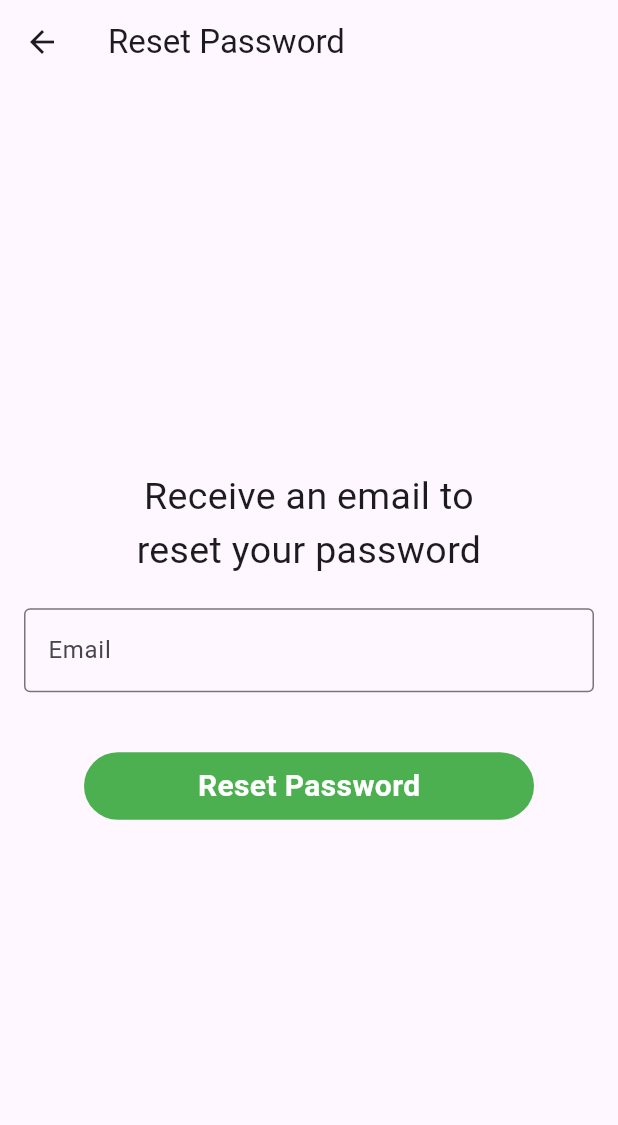
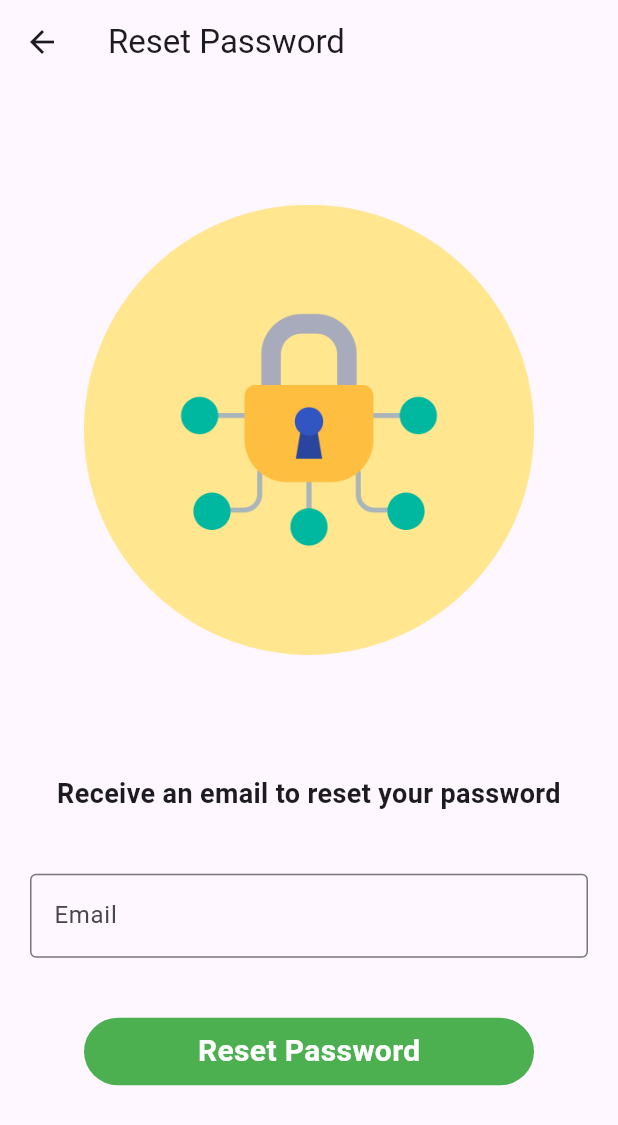
Before and after one commit to TechPyllars2024/AutoCareCarOwners, a Flutter app: the ForgotPasswordScreen screen opened directly, on a phone screen of 412 x 824 dp. Shown: the top 1125 px of the screen. Run offline on Flutter 3.47's test engine with Material 3 defaults, Android fonts, the phone set to English and light mode, and no system bars; our stand-ins replace cloud_firestore, firebase_auth, firebase_core, flutter_animate, google_sign_in, lottie; accounts and stored records are empty.

Commit message:
Fixed Forgot Password and added an assets

```diff
--- a/lib/Authentication/screens/forgotPassword.dart
+++ b/lib/Authentication/screens/forgotPassword.dart
@@ -1,3 +1,4 @@
+import 'package:autocare_carowners/Authentication/screens/login.dart';
 import 'package:flutter/material.dart';
 
 import 'package:autocare_carowners/Authentication/Services/authentication.dart';
@@ -57,18 +58,34 @@ class _ForgotPasswordState extends State<ForgotPasswordScreen> {
     backgroundColor: Colors.transparent,
     elevation: 0,
     title: const Text("Reset Password"),
+    leading: IconButton(
+          icon: const Icon(Icons.arrow_back),
+          onPressed: () {
+            Navigator.push(
+              context,
+              MaterialPageRoute(builder: (context) => const LoginScreen()),
+            );
+          },
+        ),
   ),
     body: Padding(
-        padding: const EdgeInsets.all(16),
+        padding: const EdgeInsets.all(20),
         child: Form(
           key: formKey,
           child: Column(
             mainAxisAlignment: MainAxisAlignment.center,
             children: [
-              const Text('Receive an email to \nreset your password',
+              Image.asset(
+                'lib/Authentication/assets/images/forgotpassword.png',
+                width: 300,
+                height: 300,
+              ),
+
+              const SizedBox(height: 80),
+              const Text('Receive an email to reset your password',
               textAlign: TextAlign.center,
-            style: TextStyle(fontSize: 25),
-              ), const SizedBox(height: 20),
+              style: TextStyle(fontSize: 18, fontWeight: FontWeight.bold),
+                ), const SizedBox(height: 40),
                 TextFormField(
                   controller: emailController,
                   cursorColor: Colors.black,
--- a/lib/main.dart
+++ b/lib/main.dart
@@ -1,3 +1,4 @@
+import 'package:autocare_carowners/Authentication/screens/forgotPassword.dart';
 import 'package:autocare_carowners/Authentication/screens/homeScreen.dart';
 import 'package:autocare_carowners/Authentication/screens/verifyEmail.dart';
 import 'package:firebase_auth/firebase_auth.dart';
@@ -30,7 +31,7 @@ class MyApp extends StatelessWidget {
       primarySwatch: Colors.green,
       visualDensity: VisualDensity.adaptivePlatformDensity,
     ),
-    home: const HomeScreen(),
+    home: const ForgotPasswordScreen(),
   );
 }
 
```
Also changed, not shown: lib/Authentication/assets/images/forgotpassword.png (added), lib/Authentication/assets/images/verifyemail.png (added). Lines whose indentation alone changed are shown as unchanged.
